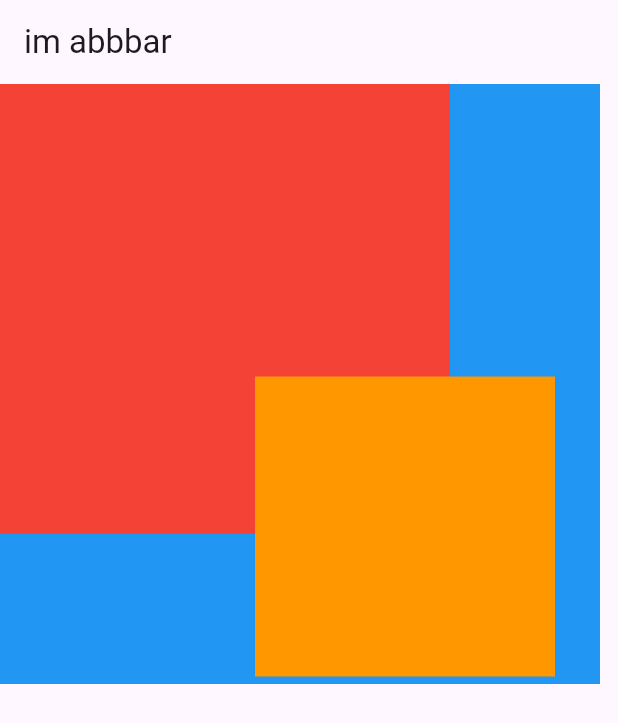
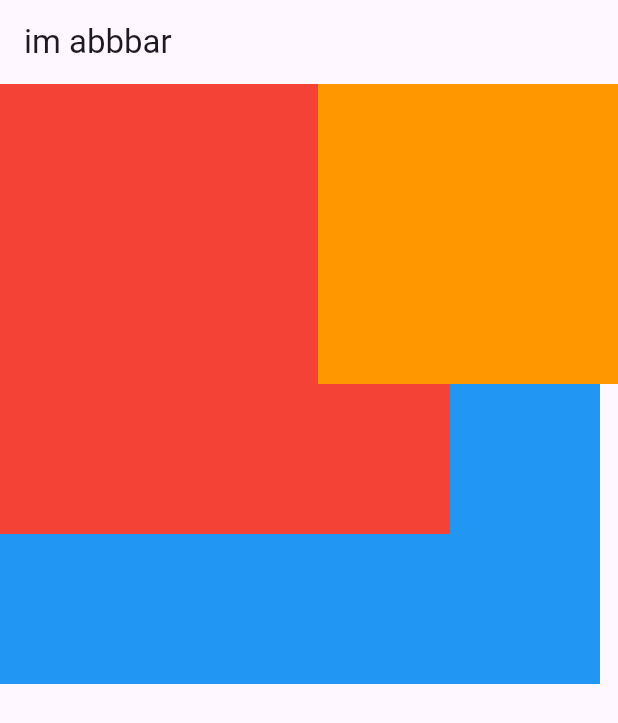
Before and after one commit to yeomdogyeong/hello_Flutter, a Flutter app: the screen it shows after launch, on a phone screen of 412 x 824 dp. Shown: the top 723 px of the screen. Run offline on Flutter 3.47's test engine with Material 3 defaults, Android fonts, the phone set to English and light mode, and no system bars; our stand-ins replace dio, google_mobile_ads, shared_preferences, webview_flutter.

Commit message:
[layout]alignment를 이용한 컴포넌트 이동

```diff
--- a/test_application/lib/main.dart
+++ b/test_application/lib/main.dart
@@ -30,9 +30,8 @@ class customContainer extends StatelessWidget {
           height: 300,
           color: Colors.red,
         ),
-        Positioned(
-            bottom: 5,
-            right: 30,
+        Align(
+            alignment: Alignment.topRight,
             child: Container(
               width: 200,
               height: 200,
```
